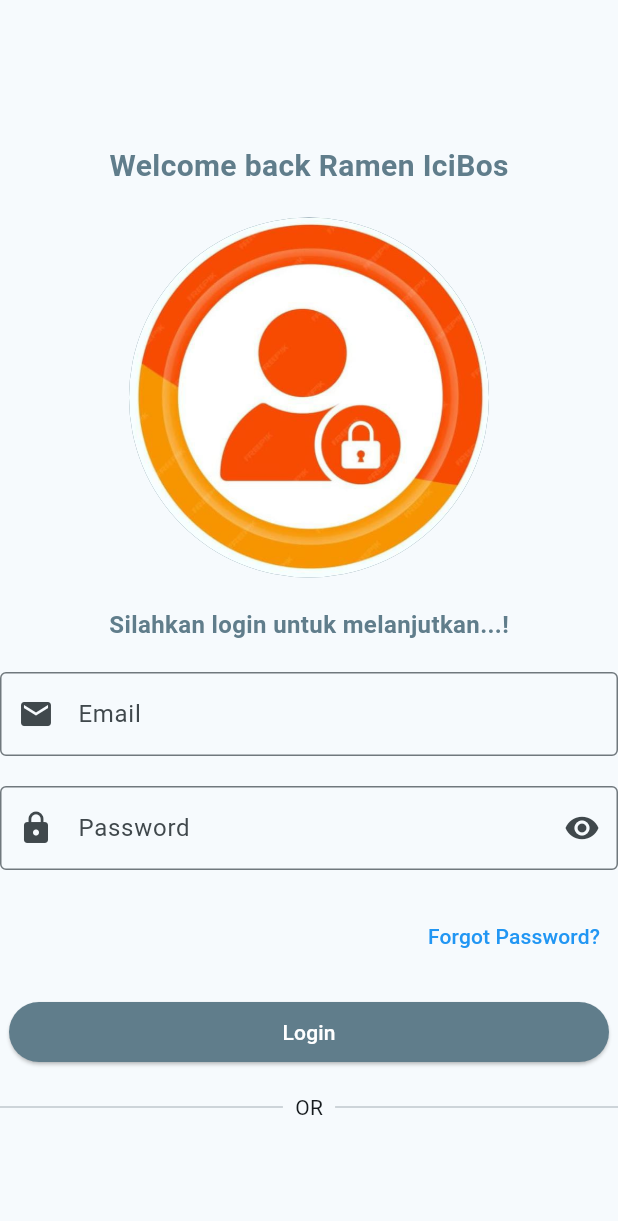
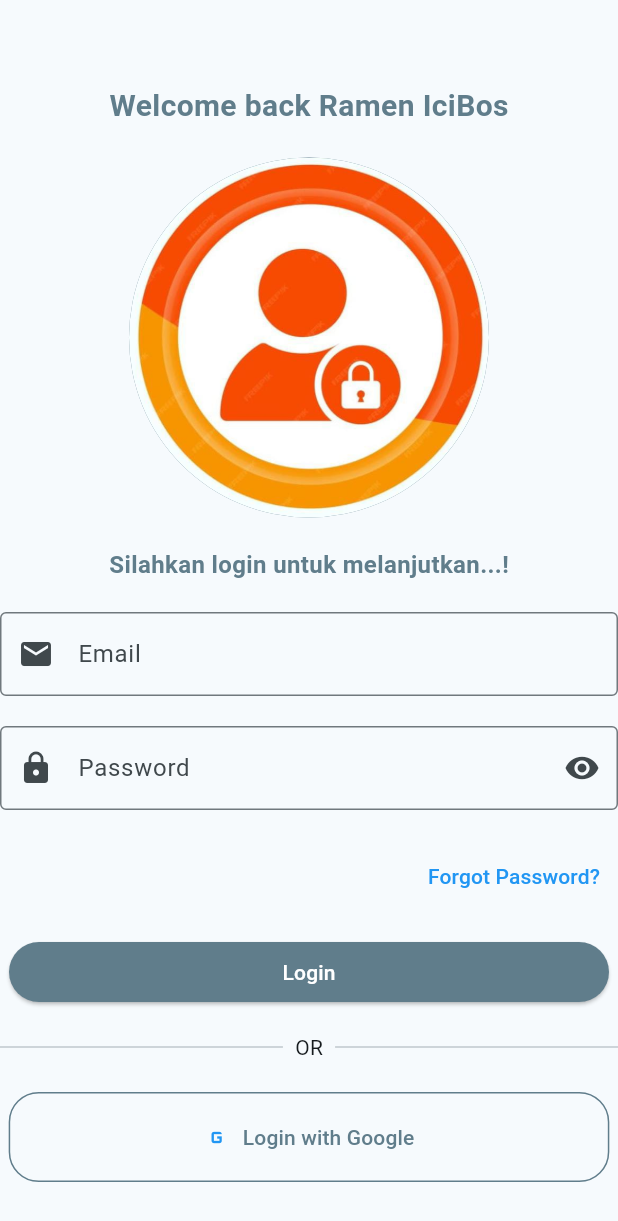
Before and after one commit to Muhammad-ArifinDev/muuhammadarifin_1123150053_uts, a Flutter app: the MyLogin screen opened directly, on a phone screen of 412 x 824 dp. Shown: the top 1221 px of the screen. Run offline on Flutter 3.47's test engine with Material 3 defaults, Android fonts, the phone set to English and light mode, and no system bars.

Commit message:
membuat button untuk pilihan login google

```diff
--- a/lib/login.dart
+++ b/lib/login.dart
@@ -102,6 +102,22 @@
               Expanded(child: Divider(thickness: 1)),
             ],
           ),
+          SizedBox(height: 20),
+          OutlinedButton.icon(
+            onPressed: () {},
+            icon: Icon(Icons.g_mobiledata, color: Colors.blue),
+            label: Text(
+              "Login with Google",
+              style: TextStyle(color: Colors.blueGrey),
+            ),
+            style: OutlinedButton.styleFrom(
+              side: BorderSide(color: Colors.blueGrey),
+              shape: RoundedRectangleBorder(
+                borderRadius: BorderRadius.circular(20.0),
+              ),
+              padding: EdgeInsets.symmetric(vertical: 20.0, horizontal: 130.0),
+            ),
+          ),
         ],
       ),
     );
```
